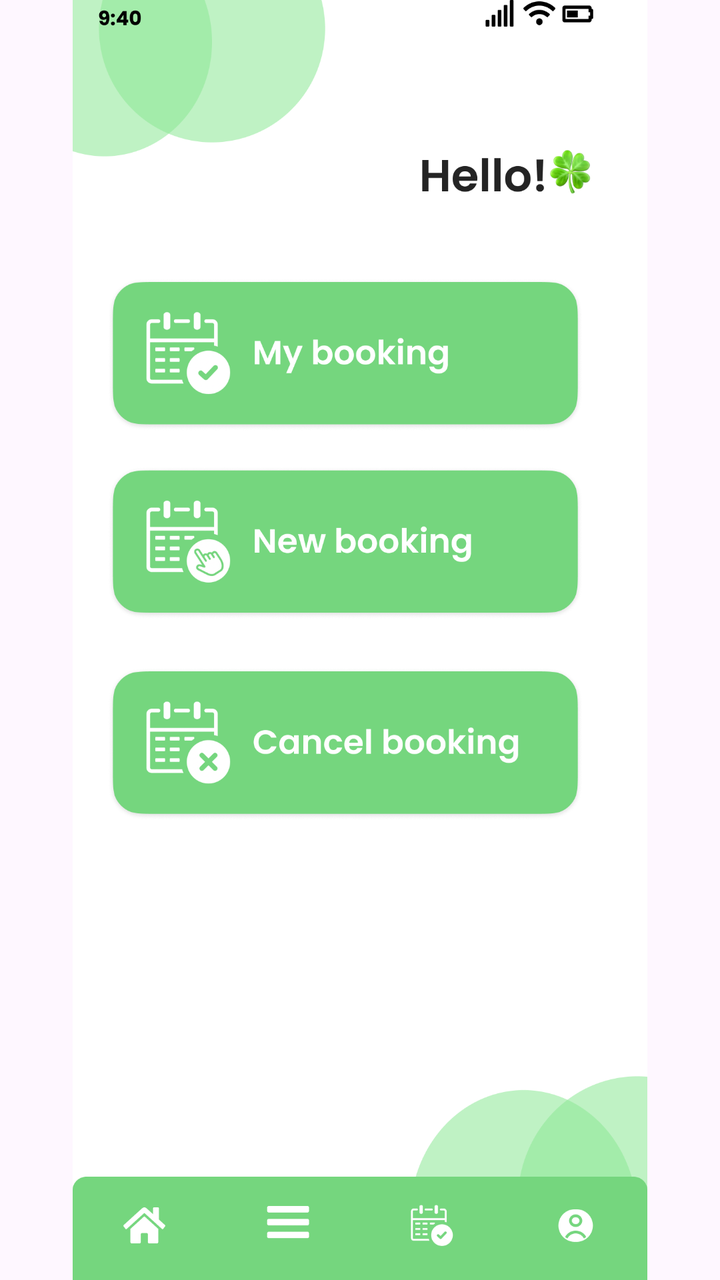
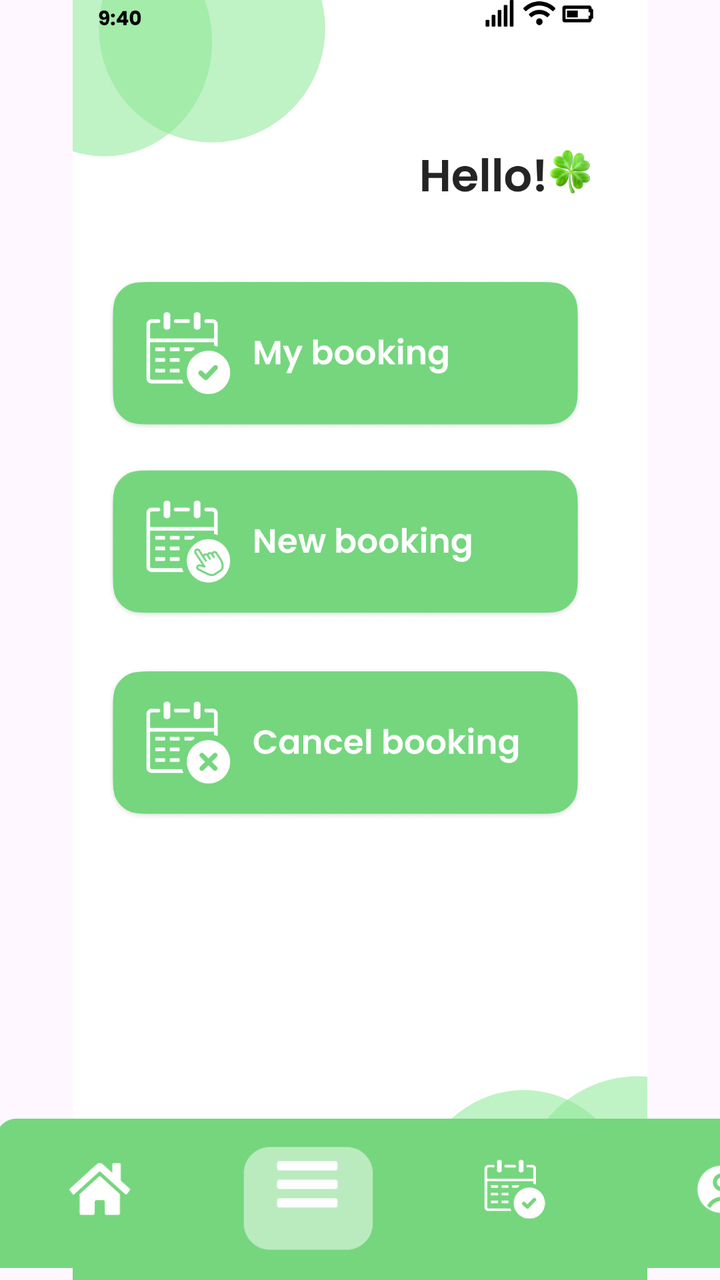

An Android layout rendered at two revisions. The XML below is the earlier revision; the diff shows what the commit changed to produce the second picture.
<!-- AndroidManifest.xml: application theme Theme.COMP2000HKSoftwareEngineeringAssessment -->
<!-- res/layout/activity_emplyeesmenu.xml -->
<?xml version="1.0" encoding="utf-8"?>
<androidx.constraintlayout.widget.ConstraintLayout xmlns:android="http://schemas.android.com/apk/res/android"
    xmlns:app="http://schemas.android.com/apk/res-auto"
    xmlns:tools="http://schemas.android.com/tools"
    android:id="@+id/main"
    android:layout_width="match_parent"
    android:layout_height="match_parent"
    tools:context=".emplyeesmenu">

    <ImageView
        android:id="@+id/iv_login_page"
        android:layout_width="match_parent"
        android:layout_height="match_parent"
        android:scaleType="fitCenter"
        android:src="@drawable/emplyeesmenu"
        app:layout_constraintBottom_toBottomOf="parent"
        app:layout_constraintEnd_toEndOf="parent"
        app:layout_constraintStart_toStartOf="parent"
        app:layout_constraintTop_toTopOf="parent" />

    <ImageButton
        android:id="@+id/btn_managermenuhomebutton"
        android:layout_width="0dp"
        android:layout_height="0dp"
        android:background="@android:color/transparent"
        app:layout_constraintBottom_toBottomOf="parent"
        app:layout_constraintDimensionRatio="2:1"
        app:layout_constraintEnd_toEndOf="parent"
        app:layout_constraintHorizontal_bias="0.071"
        app:layout_constraintStart_toStartOf="parent"
        app:layout_constraintTop_toTopOf="parent"
        app:layout_constraintVertical_bias="0.97"
        app:layout_constraintWidth_percent="0.15 " />
    <ImageButton
        android:id="@+id/btn_managermenubutton"
        android:layout_width="0dp"
        android:layout_height="0dp"
        android:background="@android:color/transparent"
        app:layout_constraintBottom_toBottomOf="parent"
        app:layout_constraintDimensionRatio="2:1"
        app:layout_constraintEnd_toEndOf="parent"
        app:layout_constraintHorizontal_bias="0.369"
        app:layout_constraintStart_toStartOf="parent"
        app:layout_constraintTop_toTopOf="parent"
        app:layout_constraintVertical_bias="0.969"
        app:layout_constraintWidth_percent="0.15" />

    <ImageButton
        android:id="@+id/btn_managermybookingbutton"
        android:layout_width="0dp"
        android:layout_height="0dp"
        android:background="@android:color/transparent"
        app:layout_constraintBottom_toBottomOf="parent"
        app:layout_constraintDimensionRatio="2:1"
        app:layout_constraintEnd_toEndOf="parent"
        app:layout_constraintHorizontal_bias="0.644"
        app:layout_constraintStart_toStartOf="parent"
        app:layout_constraintTop_toTopOf="parent"
        app:layout_constraintVertical_bias="0.969"
        app:layout_constraintWidth_percent="0.15" />

    <ImageButton
        android:id="@+id/btn_managermyprofile"
        android:layout_width="0dp"
        android:layout_height="0dp"
        android:background="@android:color/transparent"
        app:layout_constraintBottom_toBottomOf="parent"
        app:layout_constraintDimensionRatio="2:1"
        app:layout_constraintEnd_toEndOf="parent"
        app:layout_constraintHorizontal_bias="0.957"
        app:layout_constraintStart_toStartOf="parent"
        app:layout_constraintTop_toTopOf="parent"
        app:layout_constraintVertical_bias="0.969"
        app:layout_constraintWidth_percent="0.15" />

    <ImageButton
        android:id="@+id/btn_managermenumybooking"
        android:layout_width="0dp"
        android:layout_height="0dp"
        android:background="@android:color/transparent"
        app:layout_constraintBottom_toBottomOf="parent"
        app:layout_constraintDimensionRatio="688:216"
        app:layout_constraintEnd_toEndOf="parent"
        app:layout_constraintHorizontal_bias="0.388"
        app:layout_constraintStart_toStartOf="parent"
        app:layout_constraintTop_toTopOf="parent"
        app:layout_constraintVertical_bias="0.25"
        app:layout_constraintWidth_percent="0.78" />

    <ImageButton
        android:id="@+id/btn_managermenunewbooking"
        android:layout_width="0dp"
        android:layout_height="0dp"
        android:background="@android:color/transparent"
        app:layout_constraintBottom_toBottomOf="parent"
        app:layout_constraintDimensionRatio="688:216"
        app:layout_constraintEnd_toEndOf="parent"
        app:layout_constraintHorizontal_bias="0.388"
        app:layout_constraintStart_toStartOf="parent"
        app:layout_constraintTop_toTopOf="parent"
        app:layout_constraintVertical_bias="0.415"
        app:layout_constraintWidth_percent="0.78" />

    <ImageButton
        android:id="@+id/btn_managermenucancelbooking"
        android:layout_width="0dp"
        android:layout_height="0dp"
        android:background="@android:color/transparent"
        app:layout_constraintBottom_toBottomOf="parent"
        app:layout_constraintDimensionRatio="688:216"
        app:layout_constraintEnd_toEndOf="parent"
        app:layout_constraintHorizontal_bias="0.388"
        app:layout_constraintStart_toStartOf="parent"
        app:layout_constraintTop_toTopOf="parent"
        app:layout_constraintVertical_bias="0.587"
        app:layout_constraintWidth_percent="0.78" />






</androidx.constraintlayout.widget.ConstraintLayout>
<!-- resources referenced by this layout -->
<resources>
  <!-- drawable emplyeesmenu: png bitmap (drawable, 178224 bytes) -->
  <style name="Theme.COMP2000HKSoftwareEngineeringAssessment" parent="Base.Theme.COMP2000HKSoftwareEngineeringAssessment" />
  <style name="Base.Theme.COMP2000HKSoftwareEngineeringAssessment" parent="Theme.Material3.DayNight.NoActionBar">
          
          
      </style>
</resources>

<!-- the commit's change to res/layout/activity_emplyeesmenu.xml (unified diff, before → after) -->
@@ -17,6 +17,21 @@
         app:layout_constraintEnd_toEndOf="parent"
         app:layout_constraintStart_toStartOf="parent"
         app:layout_constraintTop_toTopOf="parent" />
+
+    <ImageButton
+        android:id="@+id/btn_back"
+        android:layout_width="409dp"
+        android:layout_height="112dp"
+        android:background="@android:color/transparent"
+        android:contentDescription="Back"
+        android:scaleType="fitCenter"
+        android:src="@drawable/menubarmenu"
+        app:layout_constraintBottom_toBottomOf="parent"
+        app:layout_constraintEnd_toEndOf="parent"
+        app:layout_constraintHorizontal_bias="0.05"
+        app:layout_constraintStart_toStartOf="parent"
+        app:layout_constraintTop_toTopOf="parent"
+        app:layout_constraintVertical_bias="1.024" />
 
     <ImageButton
         android:id="@+id/btn_managermenuhomebutton"
<!-- resource entries referenced after the edit -->
@@ -1,6 +1,7 @@
 <!-- resources referenced by this layout -->
 <resources>
   <!-- drawable emplyeesmenu: png bitmap (drawable, 178224 bytes) -->
+  <!-- drawable menubarmenu: png bitmap (drawable, 15318 bytes) -->
   <style name="Theme.COMP2000HKSoftwareEngineeringAssessment" parent="Base.Theme.COMP2000HKSoftwareEngineeringAssessment" />
   <style name="Base.Theme.COMP2000HKSoftwareEngineeringAssessment" parent="Theme.Material3.DayNight.NoActionBar">
           
